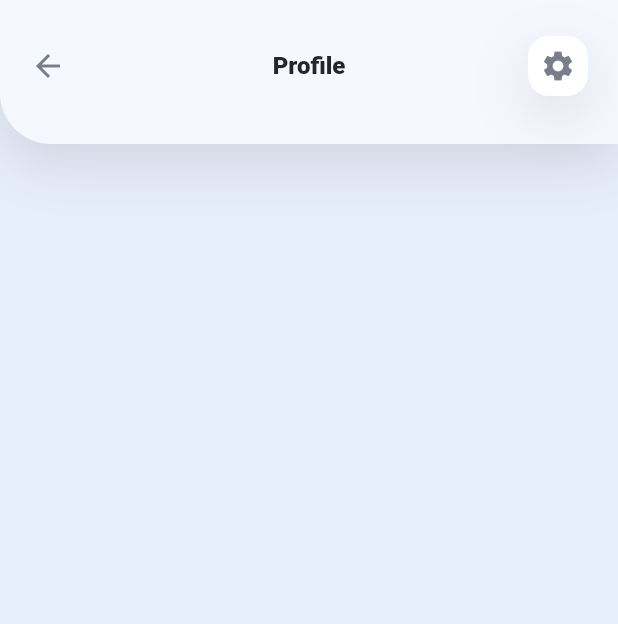
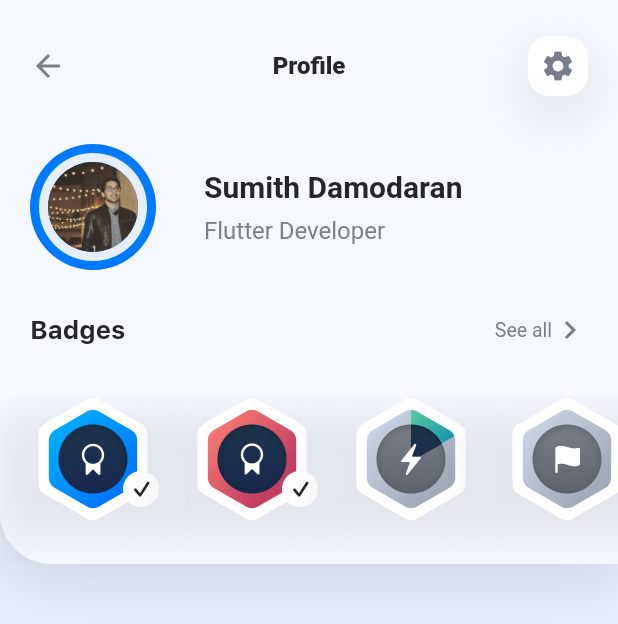
Before and after one commit to sumithpdd/course_app, a Flutter app: the ProfileScreen screen opened directly, on a phone screen of 412 x 824 dp. Shown: the top 624 px of the screen. Run offline on Flutter 3.47's test engine with Material 2 defaults, Android fonts, the phone set to English and light mode, and no system bars; our stand-ins replace sliding_up_panel.

Commit message:
Profile screen with badges

```diff
--- a/course_app/lib/screens/profile_screen.dart
+++ b/course_app/lib/screens/profile_screen.dart
@@ -6,8 +6,13 @@ import 'package:flutter/material.dart';
 import '../constants.dart';
 
 class ProfileScreen extends StatelessWidget {
-  const ProfileScreen({Key? key}) : super(key: key);
-
+  ProfileScreen({Key? key}) : super(key: key);
+  final List<String> badges = [
+    'badge-01.png',
+    'badge-02.png',
+    'badge-03.png',
+    'badge-04.png',
+  ];
   @override
   Widget build(BuildContext context) {
     return Scaffold(
@@ -92,6 +97,120 @@ class ProfileScreen extends StatelessWidget {
                         ],
                       ),
                     ),
+                    Padding(
+                      padding: EdgeInsets.symmetric(horizontal: 20.0),
+                      child: Row(
+                        children: [
+                          Container(
+                            height: 84.0,
+                            width: 84.0,
+                            decoration: BoxDecoration(
+                              gradient: RadialGradient(
+                                colors: [
+                                  Color(0xFF00AEFF),
+                                  Color(0xFF0076FF),
+                                ],
+                              ),
+                              borderRadius: BorderRadius.circular(42.0),
+                            ),
+                            child: Padding(
+                              padding: EdgeInsets.all(6.0),
+                              child: Container(
+                                padding: EdgeInsets.all(6.0),
+                                child: CircleAvatar(
+                                  backgroundImage:
+                                      AssetImage('asset/images/profile.jpg'),
+                                  radius: 30.0,
+                                ),
+                                decoration: BoxDecoration(
+                                  color: kBackgroundColor,
+                                  borderRadius: BorderRadius.circular(42.0),
+                                ),
+                              ),
+                            ),
+                          ),
+                          SizedBox(width: 16.0),
+                          Row(
+                            children: [
+                              Container(),
+                              SizedBox(width: 16.0),
+                              Column(
+                                crossAxisAlignment: CrossAxisAlignment.start,
+                                children: [
+                                  Text(
+                                    "Sumith Damodaran",
+                                    style: kTitle2Style,
+                                  ),
+                                  SizedBox(height: 8.0),
+                                  Text(
+                                    "Flutter Developer",
+                                    style: kSecondaryCalloutLabelStyle,
+                                  ),
+                                ],
+                              ),
+                            ],
+                          ),
+                        ],
+                      ),
+                    ),
+                    Padding(
+                      padding: EdgeInsets.only(
+                        top: 28.0,
+                        bottom: 16.0,
+                        left: 20.0,
+                        right: 20.0,
+                      ),
+                      child: Row(
+                        mainAxisAlignment: MainAxisAlignment.spaceBetween,
+                        children: [
+                          Text(
+                            "Badges",
+                            style: kHeadlineLabelStyle,
+                          ),
+                          Row(
+                            children: [
+                              Text(
+                                "See all",
+                                style: kSearchPlaceholderStyle,
+                              ),
+                              Icon(
+                                Icons.chevron_right,
+                                color: kSecondaryLabelColor,
+                              ),
+                            ],
+                          ),
+                        ],
+                      ),
+                    ),
+                    SizedBox(
+                      height: 16.0,
+                    ),
+                    Container(
+                      height: 112.0,
+                      child: ListView.builder(
+                        padding: EdgeInsets.only(bottom: 28.0),
+                        scrollDirection: Axis.horizontal,
+                        itemCount: badges.length,
+                        itemBuilder: (context, index) {
+                          return Container(
+                            padding: EdgeInsets.only(
+                              left: 20.0,
+                              right: index != 3 ? 0.0 : 20.0,
+                            ),
+                            decoration: BoxDecoration(
+                              boxShadow: [
+                                BoxShadow(
+                                  color: kShadowColor.withOpacity(0.1),
+                                  offset: Offset(0, 12),
+                                  blurRadius: 18.0,
+                                ),
+                              ],
+                            ),
+                            child: Image.asset('asset/badges/${badges[index]}'),
+                          );
+                        },
+                      ),
+                    )
                   ],
                 ),
               ),
--- a/course_app/lib/screens/sidebar_screen.dart
+++ b/course_app/lib/screens/sidebar_screen.dart
@@ -40,7 +40,7 @@ class SidebarScreen extends StatelessWidget {
                 crossAxisAlignment: CrossAxisAlignment.start,
                 children: [
                   Text(
-                    "Sai Kambampati",
+                    "Sumith Damodaran",
                     style: kHeadlineLabelStyle,
                   ),
                   const SizedBox(height: 4),
```
